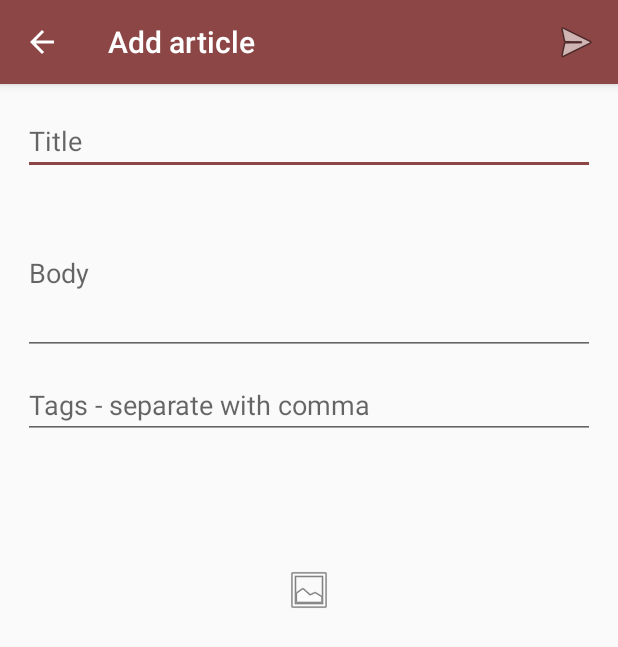
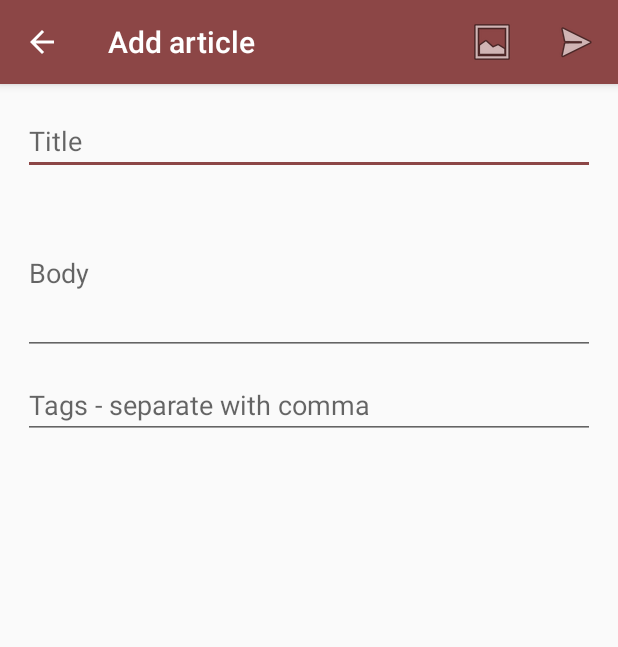
Before and after one commit to IndiePass/indiepass-android, an Android app: the ArticleActivity screen opened directly, with no data from a screen before it, on a phone screen of 412 x 824 dp. Shown: the top 647 px of the screen. Run offline under Robolectric (Android 15) with nearby library versions, the phone set to English and light mode, and no system bars; our stand-ins replace Volley.

Commit message:
Nicer layout for uploading image

```diff
--- a/app/src/main/java/com/indieweb/indigenous/PostType/ArticleActivity.java
+++ b/app/src/main/java/com/indieweb/indigenous/PostType/ArticleActivity.java
@@ -7,6 +7,7 @@ import android.net.Uri;
 import android.os.Bundle;
 import android.provider.MediaStore;
 import android.support.v7.app.AppCompatActivity;
+import android.support.v7.widget.CardView;
 import android.util.Log;
 import android.view.Menu;
 import android.view.MenuItem;
@@ -48,6 +49,7 @@ public class ArticleActivity extends AppCompatActivity {
     EditText article;
     EditText tags;
     ImageView image;
+    CardView card;
     Uri imageUri;
     Bitmap bitmap;
     LinearLayout syndicationLayout;
@@ -62,7 +64,7 @@ public class ArticleActivity extends AppCompatActivity {
         setContentView(R.layout.activity_article);
 
         image = findViewById(R.id.imageView);
-        image.setOnClickListener(selectImage);
+        card = findViewById(R.id.imageCard);
 
         // TODO make helper function.
         SharedPreferences preferences = getSharedPreferences("indigenous", MODE_PRIVATE);
@@ -103,6 +105,7 @@ public class ArticleActivity extends AppCompatActivity {
             String incomingImage = extras.getString("incomingImage");
             if (incomingImage != null && incomingImage.length() > 0) {
                 try {
+                    card.setVisibility(View.VISIBLE);
                     bitmap = Bitmap.createScaledBitmap(MediaStore.Images.Media.getBitmap(this.getContentResolver(), Uri.parse(incomingImage)), 1000, 750, false);
                     image.setImageBitmap(bitmap);
                 }
@@ -120,6 +123,7 @@ public class ArticleActivity extends AppCompatActivity {
             imageUri = data.getData();
             try {
                 // TODO hardcoded to 1000x750 - fix this.
+                card.setVisibility(View.VISIBLE);
                 bitmap = Bitmap.createScaledBitmap(MediaStore.Images.Media.getBitmap(this.getContentResolver(), imageUri), 1000, 750, false);
                 image.setImageBitmap(bitmap);
             }
@@ -139,26 +143,23 @@ public class ArticleActivity extends AppCompatActivity {
     @Override
     public boolean onOptionsItemSelected(MenuItem item) {
         switch (item.getItemId()) {
+
             case R.id.send:
                 sendItem = item;
                 send();
                 return true;
+
+            case R.id.addImage:
+                Intent intent = new Intent();
+                intent.setType("image/*");
+                intent.setAction(Intent.ACTION_GET_CONTENT);
+                startActivityForResult(Intent.createChooser(intent, "Select Picture"), PICK_ARTICLE_IMAGE_REQUEST);
+                return true;
+
         }
 
         return super.onOptionsItemSelected(item);
     }
-
-    /**
-     * OnClickListener for the 'select image' button.
-     */
-    private final View.OnClickListener selectImage = new View.OnClickListener() {
-        public void onClick(View v) {
-            Intent intent = new Intent();
-            intent.setType("image/*");
-            intent.setAction(Intent.ACTION_GET_CONTENT);
-            startActivityForResult(Intent.createChooser(intent, "Select Picture"), PICK_ARTICLE_IMAGE_REQUEST);
-        }
-    };
 
    /**
     * Convert bitmap to byte[] array.
--- a/app/src/main/res/layout/activity_article.xml
+++ b/app/src/main/res/layout/activity_article.xml
@@ -1,5 +1,6 @@
 <?xml version="1.0" encoding="utf-8"?>
 <ScrollView xmlns:android="http://schemas.android.com/apk/res/android"
+    xmlns:app="http://schemas.android.com/apk/res-auto"
     android:id="@+id/scroll"
     android:layout_width="match_parent"
     android:layout_height="match_parent">
@@ -46,14 +47,22 @@
             android:layout_height="wrap_content">
         </LinearLayout>
 
-        <ImageView
-            android:id="@+id/imageView"
-            android:layout_width="200dp"
-            android:layout_height="180dp"
-            android:layout_margin="5dp"
-            android:contentDescription="@string/image_preview"
-            android:scaleType="center"
-            android:src="@android:drawable/ic_menu_gallery" />
+        <android.support.v7.widget.CardView
+            android:visibility="gone"
+            android:id="@+id/imageCard"
+            android:layout_width="match_parent"
+            android:layout_height="match_parent"
+            app:cardCornerRadius="8dp"
+            android:layout_margin="5dp">
+
+            <ImageView
+                android:id="@+id/imageView"
+                android:scaleType="centerCrop"
+                android:contentDescription="@string/image_preview"
+                android:layout_width="fill_parent"
+                android:layout_height="230dp" />
+
+        </android.support.v7.widget.CardView>
 
     </LinearLayout>
 </ScrollView>
--- a/app/src/main/res/menu/action_menu.xml
+++ b/app/src/main/res/menu/action_menu.xml
@@ -1,6 +1,12 @@
 <?xml version="1.0" encoding="utf-8"?>
 <menu xmlns:android="http://schemas.android.com/apk/res/android"
     xmlns:app="http://schemas.android.com/apk/res-auto">
+
+    <item
+        android:icon="@android:drawable/ic_menu_gallery"
+        app:showAsAction="ifRoom"
+        android:id="@+id/addImage"
+        android:title="@string/add_image" />
 
     <item
         android:icon="@android:drawable/ic_menu_send"
--- a/app/src/main/res/values/strings.xml
+++ b/app/src/main/res/values/strings.xml
@@ -21,4 +21,5 @@
     <string name="send">Send</string>
     <string name="author_photo">Author photo</string>
     <string name="timeline_image">Timeline image</string>
+    <string name="add_image">Add image</string>
 </resources>
```
Also changed, not shown: app/src/main/java/com/indieweb/indigenous/PostType/NoteActivity.java (+12 -13 lines), app/src/main/res/layout/activity_note.xml (+17 -8 lines).
